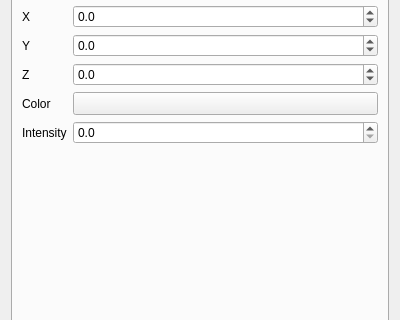
qgis/QGIS, file src/ui/3d/qgslightswidget.ui: the form before one commit; both pictures show x 0 to 400 and y 89 to 409 of the 400 by 633 pixel window.
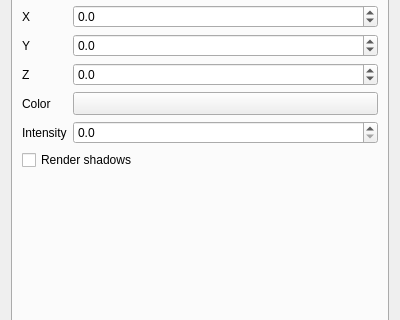
The form after the commit. The open tabs and pages were chosen to show the change. Custom widgets are drawn as their Qt base class.

Commit message: Make the shadows more configurable

```diff
--- a/src/ui/3d/qgslightswidget.ui
+++ b/src/ui/3d/qgslightswidget.ui
@@ -342,7 +342,7 @@
        <item row="0" column="0">
         <widget class="QComboBox" name="cboDirectionalLights"/>
        </item>
-       <item row="2" column="0">
+       <item row="3" column="0">
         <spacer name="verticalSpacer">
          <property name="orientation">
           <enum>Qt::Vertical</enum>
@@ -355,6 +355,13 @@
          </property>
         </spacer>
        </item>
+       <item row="2" column="0" colspan="3">
+        <widget class="QCheckBox" name="renderShadowsCheckBox">
+         <property name="text">
+          <string>Render shadows</string>
+         </property>
+        </widget>
+       </item>
       </layout>
      </widget>
     </widget>
```
Left out of the diff: 2 changed lines with no effect on the pictures. The commit also changes 24 other files.
